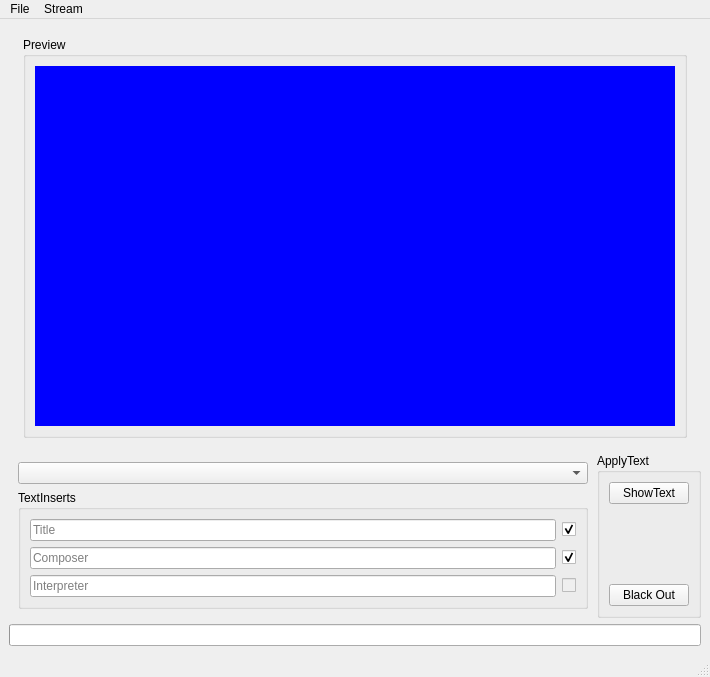
First picture: the form in gui/UIs/striem.ui, repository iem-projects/striem, before the edit.
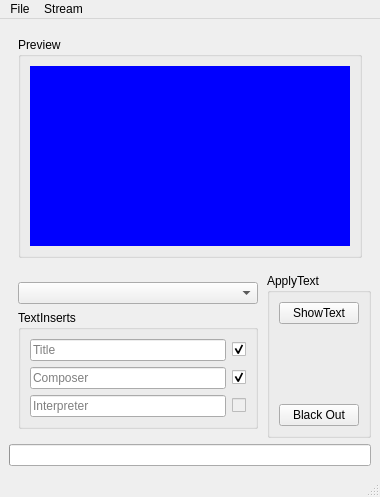
Second picture: the form after the edit.

Commit message: mak previewWidget resizeable

```diff
--- a/gui/UIs/striem.ui
+++ b/gui/UIs/striem.ui
@@ -2,14 +2,6 @@
 <ui version="4.0">
  <class>striem</class>
  <widget class="QMainWindow" name="striem">
-  <property name="geometry">
-   <rect>
-    <x>0</x>
-    <y>0</y>
-    <width>710</width>
-    <height>670</height>
-   </rect>
-  </property>
   <property name="windowTitle">
    <string>striem - the IEM streamer</string>
   </property>
@@ -18,37 +10,24 @@
     <item>
      <widget class="QFrame" name="videoFrame">
       <layout class="QHBoxLayout" name="horizontalLayout">
-       <item>
-        <spacer name="horizontalSpacer_2">
-         <property name="orientation">
-          <enum>Qt::Horizontal</enum>
-         </property>
-         <property name="sizeHint" stdset="0">
-          <size>
-           <width>40</width>
-           <height>20</height>
-          </size>
-         </property>
-        </spacer>
-       </item>
        <item>
         <widget class="QGroupBox" name="previewFrame">
-         <property name="sizePolicy">
-          <sizepolicy hsizetype="Fixed" vsizetype="Fixed">
-           <horstretch>0</horstretch>
-           <verstretch>0</verstretch>
-          </sizepolicy>
-         </property>
          <property name="title">
           <string>Preview</string>
          </property>
          <layout class="QGridLayout" name="gridLayout">
           <item row="0" column="0" alignment="Qt::AlignHCenter|Qt::AlignVCenter">
            <widget class="QWidget" name="previewWidget" native="true">
+            <property name="sizePolicy">
+             <sizepolicy hsizetype="Ignored" vsizetype="MinimumExpanding">
+              <horstretch>0</horstretch>
+              <verstretch>0</verstretch>
+             </sizepolicy>
+            </property>
             <property name="minimumSize">
              <size>
-              <width>640</width>
-              <height>360</height>
+              <width>320</width>
+              <height>180</height>
              </size>
             </property>
             <property name="palette">
@@ -123,19 +102,6 @@
          </layout>
         </widget>
        </item>
-       <item>
-        <spacer name="horizontalSpacer_3">
-         <property name="orientation">
-          <enum>Qt::Horizontal</enum>
-         </property>
-         <property name="sizeHint" stdset="0">
-          <size>
-           <width>40</width>
-           <height>20</height>
-          </size>
-         </property>
-        </spacer>
-       </item>
       </layout>
      </widget>
     </item>
@@ -412,7 +378,7 @@
     <rect>
      <x>0</x>
      <y>0</y>
-     <width>710</width>
+     <width>698</width>
      <height>19</height>
     </rect>
    </property>
```
